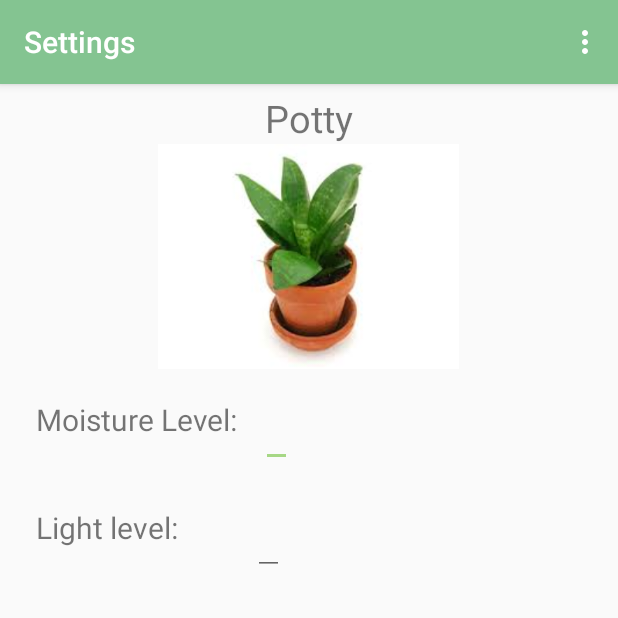
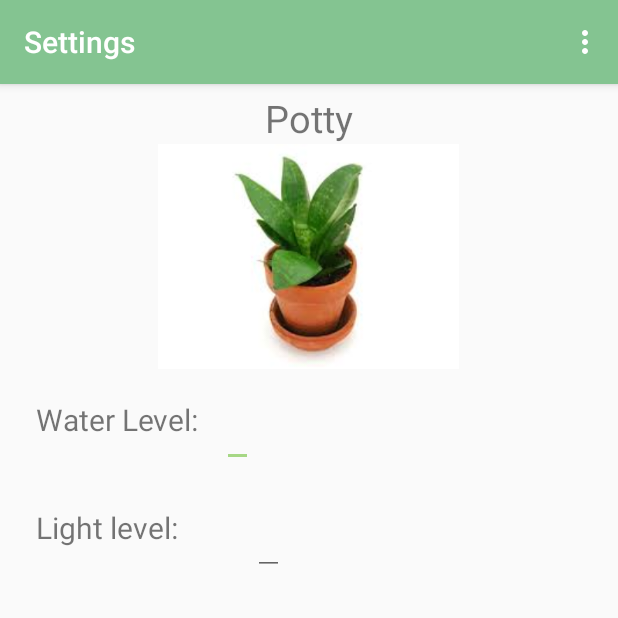
Before and after one commit to yunyikang/Hydra, an Android app: the SettingsActivity screen opened directly, with no data from a screen before it, on a phone screen of 412 x 824 dp, the top half of it. Run offline under Robolectric (Android 15) with nearby library versions, the phone set to English and light mode, and no system bars; our stand-ins replace Firebase (no records; nobody signed in at launch, a user with empty details on screens opened directly); 2 statements that could not run were skipped.

Commit message:
check-in: working app!
Signed-off-by: Kenneth Lim <kennethlimcp@gmail.com>

```diff
--- a/app/src/main/java/com/example/yunyi/projecthydra/SettingsActivity.java
+++ b/app/src/main/java/com/example/yunyi/projecthydra/SettingsActivity.java
@@ -70,13 +70,6 @@ public class SettingsActivity extends AppCompatActivity {
         mAuth = FirebaseAuth.getInstance();
         mUser = mAuth.getCurrentUser();
 
-
-//        mWaterRef = mDatabase.child("user").child(createUserName(mUser.toString()))
-//                .child(id).child("waterNeeds");
-//
-//        mSunRef = mDatabase.child("user").child(createUserName(mUser.toString()))
-//                .child(id).child("sunNeeds");
-
         seekBar1 = (SeekBar) findViewById(R.id.seekBar1);
         seekBar2 = (SeekBar) findViewById(R.id.seekBar2);
 
@@ -86,13 +79,6 @@ public class SettingsActivity extends AppCompatActivity {
         editText2 = (EditText) findViewById(R.id.editSun);
         buttonSave = (Button) findViewById(R.id.buttonSave);
 
-        mWaterRef = firebaseDatabase.getReference("user/" + createUserName(mUser.getEmail().toString())
-                + "/" + id +  "/waterNeeds");
-        mSunRef = firebaseDatabase.getReference("user/" + createUserName(mUser.getEmail().toString())
-                + "/" + id +  "/sunNeeds");
-
-
-
         final DatabaseReference mWaterRef2 = firebaseDatabase.getReference("boxes/plant001/info/required_water");
         final DatabaseReference mSunRef2 = firebaseDatabase.getReference("boxes/plant001/info/required_light");
 
@@ -100,8 +86,6 @@ public class SettingsActivity extends AppCompatActivity {
             @Override
             public void onDataChange(DataSnapshot dataSnapshot) {
                 editText1.setText(dataSnapshot.getValue().toString());
-//                seekBar1.setProgress(Integer.parseInt(dataSnapshot.getValue().toString()) % 10);
-//                textView1.setText(dataSnapshot.getValue().toString());
             }
 
             @Override
@@ -113,8 +97,6 @@ public class SettingsActivity extends AppCompatActivity {
             @Override
             public void onDataChange(DataSnapshot dataSnapshot) {
                 editText2.setText(dataSnapshot.getValue().toString());
-//                seekBar2.setProgress(Integer.parseInt(dataSnapshot.getValue().toString()) % 10);
-//                textView2.setText(dataSnapshot.getValue().toString());
             }
 
             @Override
@@ -129,80 +111,15 @@ public class SettingsActivity extends AppCompatActivity {
                 String waterLevel = editText1.getText().toString();
                 String sunLevel = editText2.getText().toString();
 
-                mWaterRef.setValue(waterLevel);
-                mSunRef.setValue(sunLevel);
-
                 mWaterRef2.setValue(waterLevel);
                 mSunRef2.setValue(sunLevel);
 
-//                Map<String, Object> updateWater = new HashMap<>();
-//                updateWater.put("/user/" + id + "/waterNeeds", waterLevel);
-//
-//                mDatabase.updateChildren(updateWater);
-//
-//                Map<String, Object> updateSun = new HashMap<>();
-//                updateWater.put("/user/" + id + "/sunNeeds", sunLevel);
-//
-//                mDatabase.updateChildren(updateSun);
+                Toast.makeText(getApplicationContext(),"saved",Toast.LENGTH_SHORT).show();
 
-//                String waterLevel = textView1.getText().toString();
-//                String sunLevel = textView2.getText().toString();
-//
-//                mWaterRef.setValue(waterLevel);
-//                mSunRef.setValue(sunLevel);
-//
-//                mWaterRef2.setValue(waterLevel);
-//                mSunRef2.setValue(sunLevel);
-
-
-                Intent intent = new Intent(SettingsActivity.this, MainActivity.class);
-                startActivity(intent);
-
-//                Map<String, Object> postValues = plant.toMap();
-//
-//                Map<String, Object> childUpdates = new HashMap<>();
-//                childUpdates.put("/user/" + key, postValues);
-//
-//                mDatabase.updateChildren(childUpdates);
-
+                 Intent intent = new Intent(SettingsActivity.this, MainActivity.class);
+                 startActivity(intent);
             }
         });
-
-        //image.setImageResource(imagenum);
-
-         //Initialize the textview with '0'.
-        //textView1.setText("Water value: " + seekBar1.getProgress());
-//        seekBar1.setOnSeekBarChangeListener(new OnSeekBarChangeListener() {
-//
-//            int progressValue1 = 0;
-//
-//            public void onProgressChanged(SeekBar seekBar, int value, boolean fromUser) {
-//                progressValue1 = value;
-//            }
-//            public void onStartTrackingTouch(SeekBar seekBar) {
-//            }
-//            public void onStopTrackingTouch(SeekBar seekBar) {
-//                //textView1.setText(progressValue1);
-//                textView1.setText(progressValue1 * 10);
-//
-//            }
-//        });
-//
-//        //textView2.setText("Sun value: " + seekBar2.getProgress());
-//        seekBar2.setOnSeekBarChangeListener(new OnSeekBarChangeListener() {
-//            int progressValue2 = 0;
-//
-//            public void onProgressChanged(SeekBar seekBar, int value, boolean fromUser) {
-//                progressValue2 = value;
-//            }
-//            public void onStartTrackingTouch(SeekBar seekBar) {
-//            }
-//            public void onStopTrackingTouch(SeekBar seekBar) {
-//                //textView2.setText(progressValue2);
-//                textView2.setText(progressValue2 * 10);
-//
-//            }
-//        });
     }
 
     @Override
--- a/app/src/main/res/layout/activity_settings.xml
+++ b/app/src/main/res/layout/activity_settings.xml
@@ -39,7 +39,7 @@
             <TextView
                 android:layout_width="wrap_content"
                 android:layout_height="wrap_content"
-                android:text="Moisture Level:"
+                android:text="Water Level:"
                 android:layout_gravity="left"
                 android:layout_marginBottom="20dp"
                 android:layout_marginRight="15dp"
@@ -49,7 +49,7 @@
                 android:layout_height="wrap_content"
                 android:id="@+id/editWater"
 
-                />
+                android:inputType="numberDecimal" />
 
         </LinearLayout>
         <TextView
@@ -79,7 +79,8 @@
             <EditText
                 android:layout_width="wrap_content"
                 android:layout_height="wrap_content"
-                android:id="@+id/editSun"/>
+                android:id="@+id/editSun"
+                android:inputType="numberDecimal" />
 
         </LinearLayout>
         <TextView
```
